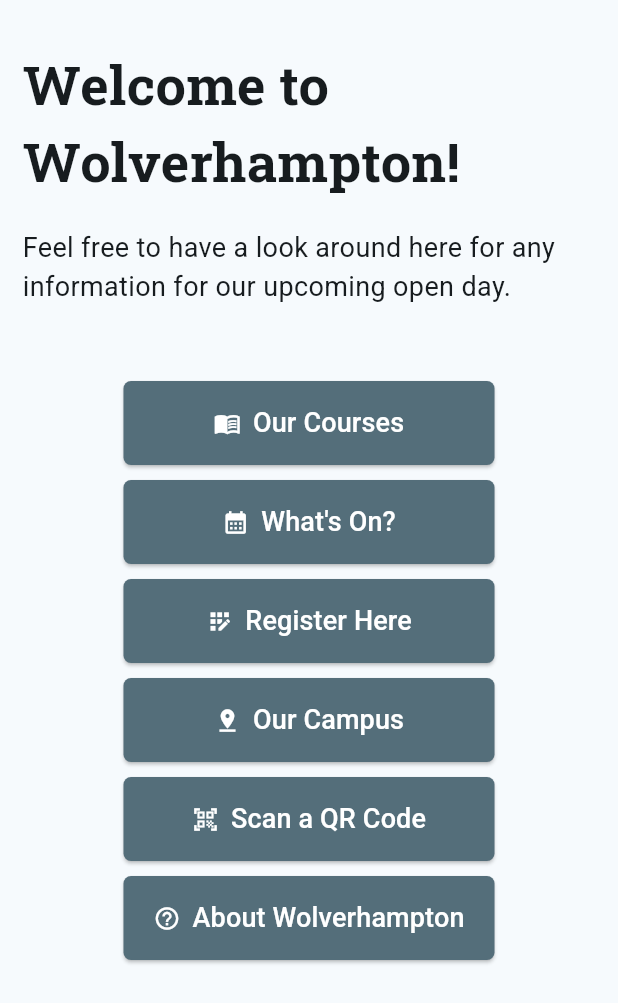
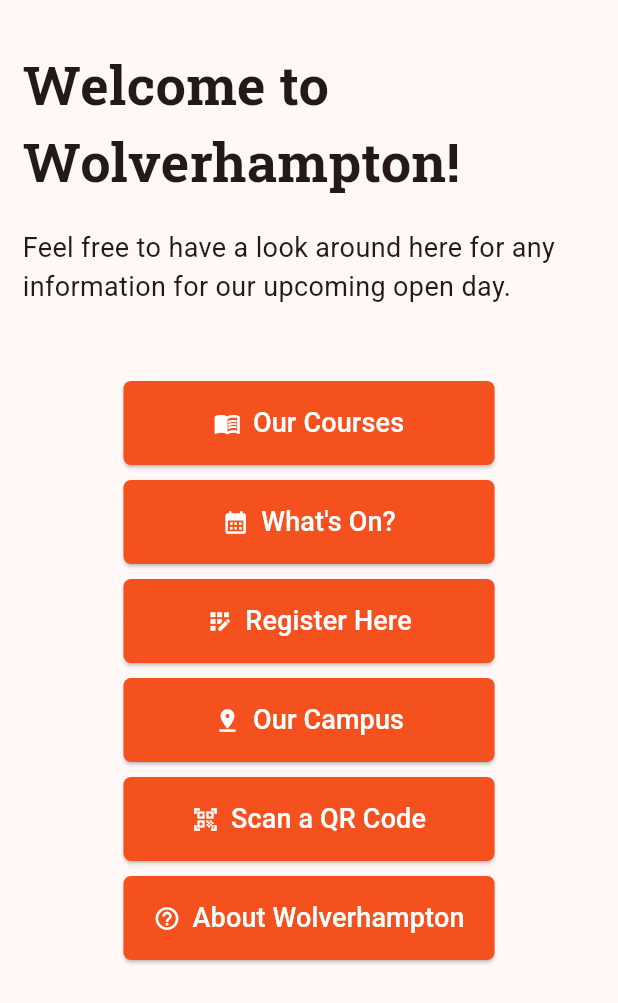
Before and after one commit to JunlinLiWLV/5CS022, a Flutter app: the screen it shows after launch, on a phone screen of 412 x 824 dp. Shown: the top 1003 px of the screen. Run offline on Flutter 3.47's test engine with Material 3 defaults, Android fonts, the phone set to English and light mode, and no system bars; our stand-ins replace flutter_map, latlong2; missing offline and left inert: mobile_scanner, mysql_client.

Commit message:
Started work on Sprint Two additions

```diff
--- a/lib/main.dart
+++ b/lib/main.dart
@@ -21,7 +21,7 @@ class MyApp extends StatelessWidget {
       title: 'WLV Open Day',
       theme: ThemeData(
         // This is the theme of your application.
-        colorScheme: ColorScheme.fromSeed(seedColor: Colors.blueGrey),
+        colorScheme: ColorScheme.fromSeed(seedColor: Colors.deepOrange),
         useMaterial3: true,
         fontFamily: 'Roboto',
       ),
@@ -163,7 +163,7 @@ class basePage extends StatelessWidget {
                               borderRadius: BorderRadius.circular(5)
                           ),
                           padding: EdgeInsets.symmetric(vertical: 15, horizontal: 20),
-                        backgroundColor: Colors.blueGrey[600],
+                        backgroundColor: Colors.deepOrange[600],
                         foregroundColor: Colors.white
                       ),
                       icon: Icon(Icons.menu_book_outlined, color: Colors.white,),
@@ -183,7 +183,7 @@ class basePage extends StatelessWidget {
                               borderRadius: BorderRadius.circular(5)
                           ),
                           padding: EdgeInsets.symmetric(vertical: 15, horizontal: 20),
-                          backgroundColor: Colors.blueGrey[600],
+                          backgroundColor: Colors.deepOrange[600],
                           foregroundColor: Colors.white
                       ),
                       icon: Icon(Icons.calendar_month, color: Colors.white,),
@@ -203,7 +203,7 @@ class basePage extends StatelessWidget {
                               borderRadius: BorderRadius.circular(5)
                           ),
                           padding: EdgeInsets.symmetric(vertical: 15, horizontal: 20),
-                          backgroundColor: Colors.blueGrey[600],
+                          backgroundColor: Colors.deepOrange[600],
                           foregroundColor: Colors.white
                       ),
                       icon: Icon(Icons.app_registration_outlined, color: Colors.white,),
@@ -223,7 +223,7 @@ class basePage extends StatelessWidget {
                             borderRadius: BorderRadius.circular(5)
                         ),
                         padding: EdgeInsets.symmetric(vertical: 15, horizontal: 20),
-                          backgroundColor: Colors.blueGrey[600],
+                          backgroundColor: Colors.deepOrange[600],
                           foregroundColor: Colors.white
                       ),
                       icon: Icon(Icons.pin_drop, color: Colors.white,),
@@ -243,7 +243,7 @@ class basePage extends StatelessWidget {
                             borderRadius: BorderRadius.circular(5)
                         ),
                         padding: EdgeInsets.symmetric(vertical: 15, horizontal: 20),
-                          backgroundColor: Colors.blueGrey[600],
+                          backgroundColor: Colors.deepOrange[600],
                           foregroundColor: Colors.white
                       ),
                       icon: Icon(Icons.qr_code_scanner, color: Colors.white,),
@@ -263,7 +263,7 @@ class basePage extends StatelessWidget {
                               borderRadius: BorderRadius.circular(5)
                           ),
                           padding: EdgeInsets.symmetric(vertical: 15, horizontal: 20),
-                          backgroundColor: Colors.blueGrey[600],
+                          backgroundColor: Colors.deepOrange[600],
                           foregroundColor: Colors.white
                       ),
                       icon: Icon(Icons.help_outline, color: Colors.white,),
```
